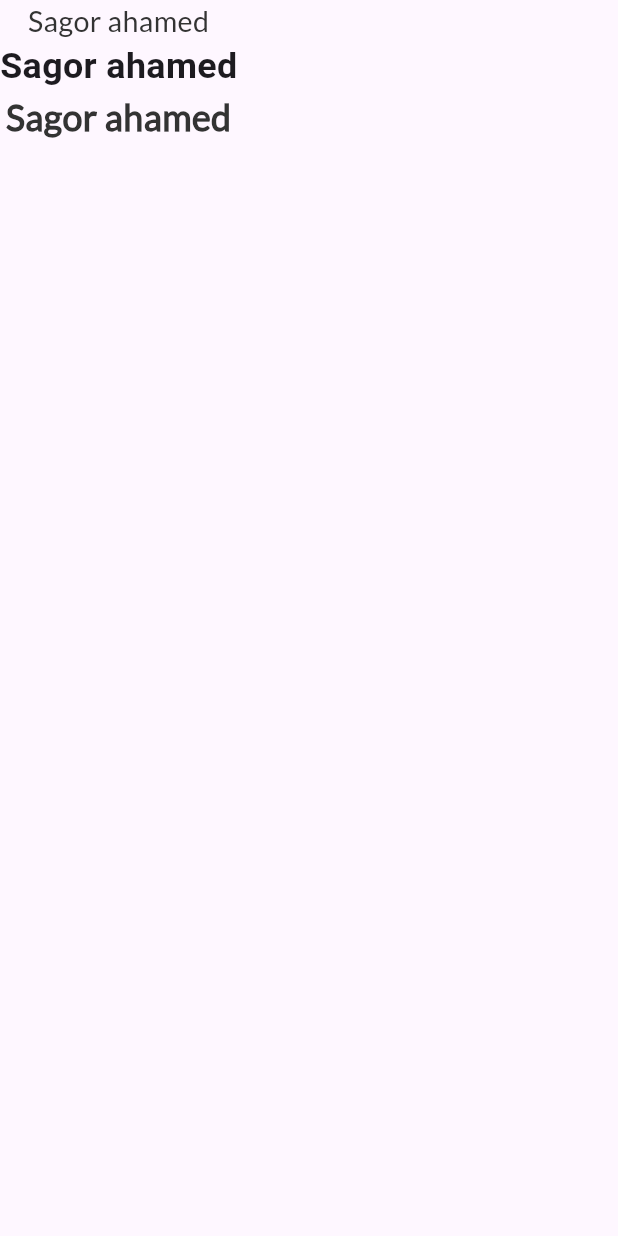
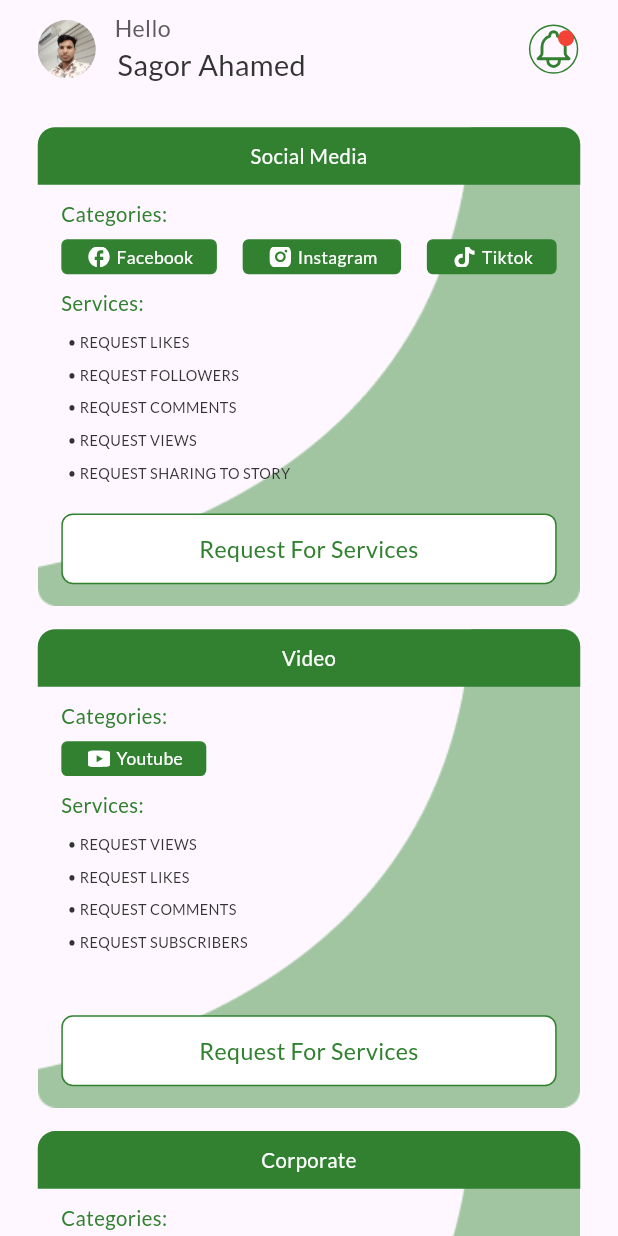
Before and after one commit to mrswapon/Spotlyt-Task, a Flutter app: the screen it shows after launch, on a phone screen of 412 x 824 dp. Run offline on Flutter 3.47's test engine with Material 3 defaults, Android fonts, the phone set to English and light mode, and no system bars; our stand-ins replace flutter_screenutil, flutter_svg, get.

Commit message:
home screen done

```diff
--- a/lib/main.dart
+++ b/lib/main.dart
@@ -2,6 +2,8 @@ import 'package:flutter/material.dart';
 import 'package:flutter_screenutil/flutter_screenutil.dart';
 import 'package:get/get.dart';
 import 'package:spotlyt_task/views/screens/home/home_screen.dart';
+
+import 'views/screens/bottom_nav_bar/bottom_nav_bar.dart';
 
 void main() {
   runApp(const MyApp());
@@ -12,6 +14,7 @@ class MyApp extends StatelessWidget {
   @override
   Widget build(BuildContext context) {
     return ScreenUtilInit(
+      designSize: Size(393, 852),
       builder: (context, child) => const GetMaterialApp(
         debugShowCheckedModeBanner: false,
         title: 'Spotlyt Task',
--- a/lib/utils/app_dimentions.dart
+++ b/lib/utils/app_dimentions.dart
@@ -8,7 +8,7 @@ class Dimensions {
 
   static const double paddingSizeExtraSmall = 5.0;
   static const double paddingSizeSmall = 10.0;
-  static const double paddingSizeDefault = 22.0;
+  static const double paddingSizeDefault = 24.0;
   static const double paddingSizeLarge = 20.0;
   static const double paddingSizeExtraLarge = 24.0;
 
--- a/lib/utils/app_icons.dart
+++ b/lib/utils/app_icons.dart
@@ -1,4 +1,9 @@
 class AppIcons{
   static const String path = "assets/icons";
   static const String bellIcon = "$path/bell_icon.svg";
+  static const String facebook = "$path/facebook.svg";
+  static const String instagram = "$path/instagram.svg";
+  static const String tiktok = "$path/tiktok.svg";
+  static const String youtube = "$path/youtube.svg";
+  static const String corporateIcon = "$path/corporate_icon.svg";
 }
--- a/lib/utils/app_images.dart
+++ b/lib/utils/app_images.dart
@@ -1,4 +1,12 @@
 class AppImages{
   static const String path = "assets/images";
+
+  ///------------------------dynamic------------------------>
   static const String sagor = "$path/sagor.jpg";
+
+
+
+
+  ///-----------------------static------------------------>
+  static const String cardBgImage = "$path/cardBgImage.png";
 }
--- a/lib/utils/app_strings.dart
+++ b/lib/utils/app_strings.dart
@@ -0,0 +1,3 @@
+class AppString {
+  static const String requestForServices = "Request For Services";
+}
--- a/lib/views/screens/home/home_screen.dart
+++ b/lib/views/screens/home/home_screen.dart
@@ -1,6 +1,10 @@
+import 'package:flutter/cupertino.dart';
 import 'package:flutter/material.dart';
 import 'package:flutter_screenutil/flutter_screenutil.dart';
-import 'package:spotlyt_task/views/widgets/custom_text.dart';
+import 'package:spotlyt_task/utils/app_dimentions.dart';
+import '../../../utils/app_icons.dart';
+import 'inner_widgets/cetegories_and_services_card.dart';
+import 'inner_widgets/home_screen_app_bar.dart';
 
 class HomeScreen extends StatelessWidget {
   const HomeScreen({super.key});
@@ -8,18 +12,96 @@ class HomeScreen extends StatelessWidget {
   @override
   Widget build(BuildContext context) {
     return Scaffold(
+      body: SafeArea(
+        child: SingleChildScrollView(
+          child: Padding(
+            padding:
+                EdgeInsets.symmetric(horizontal: Dimensions.paddingSizeDefault.w),
+            child: Column(
+              children: [
+                ///---------------------------------app bar section------------------------------>
+                SizedBox(
+                  height: 8.h,
+                ),
+                HomeScreenAppBar(),
 
 
-      body: Column(
-        children: [
+                SizedBox(height: 28.h,),
+                 ///-------------------------------social media card--------------------------->
+                 CetegoriesAndServicesCard(
+                   title:  "Social Media",
+                   servicesInfo: const [
+                     "  • REQUEST LIKES","  • REQUEST FOLLOWERS","  • REQUEST COMMENTS","  • REQUEST VIEWS","  • REQUEST SHARING TO STORY",
+                   ],
+
+
+                   categories: const [
+                     {
+                       "buttonName": "Facebook",
+                       "icon": AppIcons.facebook,
+                     },
+                     {
+                       "buttonName": "Instagram",
+                       "icon": AppIcons.instagram,
+                     },
+                     {
+                       "buttonName": "Tiktok",
+                       "icon": AppIcons.tiktok,
+                     },
+                   ],
+                 ),
 
 
 
-          CustomText(text: "Sagor ahamed",),
-          Text("Sagor ahamed",style: TextStyle(fontSize: 20.h, fontWeight: FontWeight.w700)),
-          CustomText(text: "Sagor ahamed",fontWeight: FontWeight.w700, fontsize: 20.h,)
 
-        ],
+
+
+                SizedBox(height: 16.h,),
+                ///-------------------------------Video card--------------------------->
+                CetegoriesAndServicesCard(
+                  title:  "Video",
+                  servicesInfo: const [
+                    "  • REQUEST VIEWS","  • REQUEST LIKES","  • REQUEST COMMENTS","  • REQUEST SUBSCRIBERS",
+                  ],
+
+
+                  categories: const [
+                    {
+                      "buttonName": "Youtube",
+                      "icon": AppIcons.youtube,
+                    },
+                  ],
+                ),
+
+
+
+
+
+
+
+
+                SizedBox(height: 16.h,),
+                ///-------------------------------Corporate card--------------------------->
+                CetegoriesAndServicesCard(
+                  title:  "Corporate",
+                  servicesInfo: const [
+                    "  • SIGN UP TO SERVICES","  • APP DOWNLOADS","  • GAME DOWNLOADS","  • REQUEST STREAMING",
+                  ],
+
+
+                  categories: const [
+                    {
+                      "buttonName": "Corporate",
+                      "icon": AppIcons.corporateIcon,
+                    },
+                  ],
+                ),
+
+
+              ],
+            ),
+          ),
+        ),
       ),
     );
   }
--- /dev/null
+++ b/lib/views/screens/home/inner_widgets/cetegories_and_services_card.dart
@@ -0,0 +1,171 @@
+
+import 'package:flutter/cupertino.dart';
+import 'package:flutter/material.dart';
+import 'package:flutter/widgets.dart';
+import 'package:flutter_screenutil/flutter_screenutil.dart';
+import '../../../../utils/app_colors.dart';
+import '../../../../utils/app_icons.dart';
+import '../../../../utils/app_images.dart';
+import '../../../../utils/app_strings.dart';
+import '../../../widgets/cetegory_botton.dart';
+import '../../../widgets/custom_text.dart';
+
+class CetegoriesAndServicesCard extends StatelessWidget {
+  final String? title;
+  final List? servicesInfo;
+  final List categories;
+
+
+  CetegoriesAndServicesCard({this.title, this.servicesInfo, required this.categories});
+
+
+
+
+
+
+  @override
+  Widget build(BuildContext context) {
+    return Container(
+      height: 330.h,
+      width: 345.w,
+      decoration: BoxDecoration(
+          borderRadius: BorderRadius.circular(12.r)),
+      child: Container(
+        height: 400,
+        decoration: const BoxDecoration(
+            image: DecorationImage(
+                image: AssetImage(AppImages.cardBgImage), fit: BoxFit.fill)),
+        child: Column(
+          crossAxisAlignment: CrossAxisAlignment.start,
+          children: [
+
+
+            ///-----------------------------top titile---------------------------------------->
+            Container(
+              decoration: BoxDecoration(
+                  color: AppColors.primaryColor,
+                  borderRadius: BorderRadius.only(
+                      topLeft: Radius.circular(12.r),
+                      topRight: Radius.circular(12.r))),
+              child: Center(
+                  child: CustomText(
+                    text: "$title",
+                    top: 10.h,
+                    bottom: 10.h,
+                    color: Colors.white,
+                    fontsize: 14.h,
+                  )),
+            ),
+
+
+
+            Padding(
+              padding: EdgeInsets.symmetric(horizontal: 15.w),
+              child: Column(
+                crossAxisAlignment: CrossAxisAlignment.start,
+                children: [
+                  ///------------------------------------categories text---------------------------->
+                  CustomText(
+                    text: "Categories:",
+                    fontsize: 14.h,
+                    fontWeight: FontWeight.w500,
+                    color: AppColors.primaryColor,
+                    top: 10.h,
+                    bottom: 8.h,
+                  ),
+
+
+                  ///-----------------------------cetegory botton-------------------------->
+                  Row(
+                    mainAxisAlignment: MainAxisAlignment.spaceBetween,
+                    children:
+                    categories.map((category) {
+                      return CetegoryBotton(
+                        icon: category["icon"],
+                        name: category["buttonName"],
+                      );
+                    }).toList(),
+                  ),
+
+
+
+                  // const Row(
+                  //   mainAxisAlignment: MainAxisAlignment.spaceBetween,
+                  //   children: [
+                  //     CetegoryBotton(
+                  //       icon: AppIcons.facebook,
+                  //       name: "Facebook",
+                  //     ),
+                  //     CetegoryBotton(
+                  //       icon: AppIcons.instagram,
+                  //       name: "Instagram",
+                  //     ),
+                  //     CetegoryBotton(
+                  //       icon: AppIcons.tiktok,
+                  //       name: "Tiktok",
+                  //     )
+                  //   ],
+                  // ),
+
+                  ///------------------------------------Services: text---------------------------->
+                  CustomText(
+                    text: "Services:",
+                    fontsize: 14.h,
+                    fontWeight: FontWeight.w500,
+                    color: AppColors.primaryColor,
+                    top: 10.h,
+                    bottom: 10.h,
+                  ),
+
+
+
+                  ///------------------------cetegory list view builder------------------------->
+                  SizedBox(
+                    height: 120.h,
+                    child: ListView.builder(
+                      itemCount: servicesInfo!.length,
+                      itemBuilder: (context, index) {
+                        var info = servicesInfo![index];
+                        return
+                        CustomText(
+                          textAlign: TextAlign.start,
+                          text: "$info",
+                          fontsize: 10.h,
+                          bottom: 8.h,
+                        );
+                      },
+                    ),
+                  )
+                ],
+              ),
+            ),
+
+
+            const Spacer(),
+
+
+            ///-------------------------------------request for serviecs botton-------------------------------------->
+            Padding(
+              padding:  EdgeInsets.only(bottom: 15.h, right: 15.w, left: 15.w),
+              child: Container(
+                decoration: BoxDecoration(
+                    color: Colors.white,
+                    borderRadius: BorderRadius.circular(8.r),
+                    border: Border.all(color: AppColors.primaryColor)),
+                child: Center(
+                    child: CustomText(
+                      text: AppString.requestForServices,
+                      fontWeight: FontWeight.w500,
+                      color: AppColors.primaryColor,
+                      bottom: 12.h,
+                      top: 12.h,
+                    )),
+              ),
+            ),
+
+          ],
+        ),
+      ),
+    );
+  }
+}
--- /dev/null
+++ b/lib/views/screens/home/inner_widgets/home_screen_app_bar.dart
@@ -0,0 +1,86 @@
+import 'package:flutter/material.dart';
+import 'package:flutter_screenutil/flutter_screenutil.dart';
+import 'package:flutter_svg/svg.dart';
+import 'package:get/get.dart';
+import '../../../../utils/app_colors.dart';
+import '../../../../utils/app_icons.dart';
+import '../../../../utils/app_images.dart';
+import '../../../widgets/custom_text.dart';
+
+class HomeScreenAppBar extends StatelessWidget {
+  HomeScreenAppBar({
+    super.key,
+  });
+
+  @override
+  Widget build(BuildContext context) {
+    return Row(
+      children: [
+        ///---------------------profile image------------------------>
+        CircleAvatar(
+          radius: 20.r,
+          backgroundImage: const AssetImage(AppImages.sagor),
+        ),
+        SizedBox(
+          width: 12.w,
+        ),
+
+        ///---------------------------hello (profile name)----------------------->
+        Expanded(
+          child: Column(
+            crossAxisAlignment: CrossAxisAlignment.start,
+            children: [
+              CustomText(
+                text: "Hello",
+                color: AppColors.black5C5C5C,
+              ),
+              CustomText(
+                text: "Sagor Ahamed ",
+                fontsize: 20.h,
+                fontWeight: FontWeight.w500,
+              )
+            ],
+          ),
+        ),
+        SizedBox(
+          width: 10.w,
+        ),
+
+
+
+
+        GestureDetector(
+          onTap: () {
+            // Get.toNamed(AppRoutes.notificationScreen);
+          },
+          child:Container(
+            decoration: BoxDecoration(
+                border: Border.all(color: AppColors.primaryColor),
+                shape: BoxShape.circle
+            ),
+            child: Stack(
+              children: [
+                SvgPicture.asset(
+                  AppIcons.bellIcon,
+                  height: 32.h,
+                  width: 32.w,
+                ),
+                 Positioned(
+                  top: 3.h,
+                  right: 3.w,
+                  child: Badge(
+                    backgroundColor: Colors.red,
+                    smallSize: 11.r,
+
+                    child: const SizedBox.shrink(), // or any other widget
+                  ),
+                ),
+              ],
+            ),
+          ),
+
+        ),
+      ],
+    );
+  }
+}
--- /dev/null
+++ b/lib/views/widgets/cetegory_botton.dart
@@ -0,0 +1,52 @@
+import 'package:flutter/material.dart';
+import 'package:flutter_screenutil/flutter_screenutil.dart';
+import 'package:flutter_svg/svg.dart';
+
+import '../../utils/app_colors.dart';
+import '../../utils/app_icons.dart';
+import 'custom_text.dart';
+
+class CetegoryBotton extends StatelessWidget {
+  final String? icon;
+  final String? name;
+  const CetegoryBotton({super.key, this.icon, this.name});
+
+  @override
+  Widget build(BuildContext context) {
+    return Container(
+      height: 24.h,
+      decoration: BoxDecoration(
+          color: AppColors.primaryColor,
+          borderRadius: BorderRadius.circular(4.r),
+          border: Border.all(color: AppColors.primaryColor)),
+      child: Row(
+        mainAxisAlignment: MainAxisAlignment.start,
+        crossAxisAlignment: CrossAxisAlignment.center,
+        children: [
+          Padding(
+            padding: EdgeInsets.only(left: 16.w),
+
+            ///-------------------------botton icon--------------------------->
+            child: SvgPicture.asset(
+              "$icon",
+              color: Colors.white,
+              width: 14.w,
+              height: 14.h,
+              fit: BoxFit.cover,
+            ),
+          ),
+
+          ///----------------------------botton name----------------------------->
+          CustomText(
+            text: "$name",
+            color: Colors.white,
+            fontsize: 12.h,
+            fontWeight: FontWeight.w500,
+            right: 14.w,
+            left: 4.w,
+          )
+        ],
+      ),
+    );
+  }
+}
--- a/pubspec.yaml
+++ b/pubspec.yaml
@@ -38,6 +38,7 @@ dependencies:
   flutter_screenutil: ^5.9.0
   get: ^4.6.6
   flutter_svg: ^2.0.10+1
+  curved_labeled_navigation_bar:
 
 dev_dependencies:
   flutter_test:
```
Also changed, not shown: assets/icons/corporate_icon.svg (added), assets/icons/facebook.svg (added), assets/icons/instagram.svg (added), assets/icons/tiktok.svg (added), assets/icons/youtube.svg (added), assets/images/cardBgImage.png (added), lib/views/screens/bottom_nav_bar/bottom_nav_bar.dart (added), pubspec.lock.
